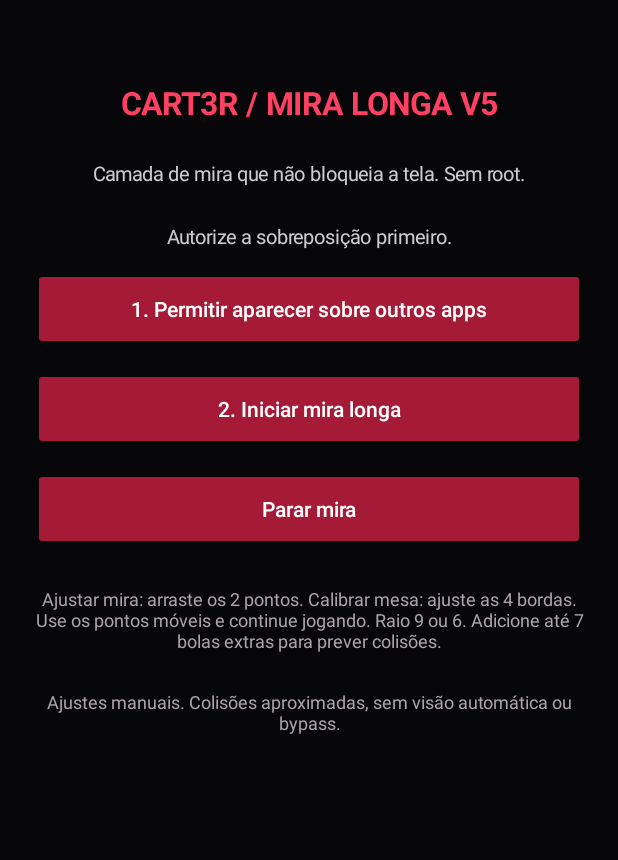
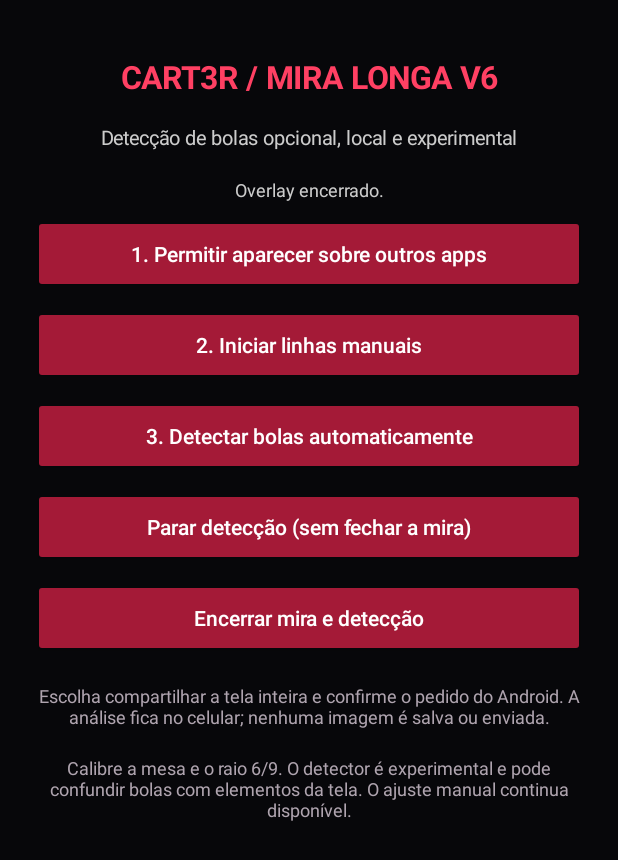
Before and after one commit to oryxsuport-beep/CART3R-MiraLonga-Android, an Android app: the screen it shows after launch (MainActivity), after a tap on "1. Permitir aparecer sobre outros apps", on a phone screen of 412 x 824 dp. Shown: the top 860 px of the screen. Run offline under Robolectric (Android 15) with nearby library versions, the phone set to English and light mode, and no system bars; 2 other taps on this screen came first.

Commit message:
feat(ui): explicit Android screen-capture consent and manual/auto controls

```diff
--- a/app/src/main/java/com/cart3r/aimlinedemo/MainActivity.kt
+++ b/app/src/main/java/com/cart3r/aimlinedemo/MainActivity.kt
@@ -1,11 +1,15 @@
 package com.cart3r.aimlinedemo
 
 import android.app.Activity
+import android.content.Context
 import android.content.Intent
 import android.content.res.ColorStateList
 import android.graphics.Color
 import android.graphics.Typeface
+import android.media.projection.MediaProjectionConfig
+import android.media.projection.MediaProjectionManager
 import android.net.Uri
+import android.os.Build
 import android.os.Bundle
 import android.provider.Settings
 import android.view.Gravity
@@ -13,69 +17,120 @@ import android.widget.Button
 import android.widget.LinearLayout
 import android.widget.TextView
 
-class MainActivity : Activity() {
-    private lateinit var status: TextView
-    override fun onCreate(savedInstanceState: Bundle?) {
+class MainActivity:Activity(){
+    companion object{
+        const val ACTION_REQUEST_CAPTURE="com.cart3r.aimlinedemo.REQUEST_CAPTURE"
+        private const val REQUEST_SCREEN_CAPTURE=3917
+    }
+    private lateinit var status:TextView
+
+    override fun onCreate(savedInstanceState:Bundle?){
         super.onCreate(savedInstanceState)
-        val layout = LinearLayout(this).apply {
-            orientation = LinearLayout.VERTICAL
-            gravity = Gravity.CENTER_HORIZONTAL
-            setPadding(dp(22), dp(42), dp(22), dp(24))
+        val layout=LinearLayout(this).apply{
+            orientation=LinearLayout.VERTICAL
+            gravity=Gravity.CENTER_HORIZONTAL
+            setPadding(dp(22),dp(28),dp(22),dp(20))
             setBackgroundColor(Color.rgb(7,7,10))
         }
-        fun label(text: String, size: Float, color: Int, bold: Boolean = false): TextView =
-            TextView(this).apply {
-                this.text = text
-                textSize = size
-                setTextColor(color)
-                gravity = Gravity.CENTER
-                if (bold) setTypeface(Typeface.DEFAULT, Typeface.BOLD)
-                setPadding(0, dp(12), 0, dp(12))
+        fun label(text:String,size:Float,color:Int,bold:Boolean=false)=TextView(this).apply{
+            this.text=text;textSize=size;setTextColor(color)
+            gravity=Gravity.CENTER
+            if(bold)setTypeface(Typeface.DEFAULT,Typeface.BOLD)
+            setPadding(0,dp(9),0,dp(9))
+        }
+        fun button(title:String,onTap:()->Unit){
+            val b=Button(this).apply{
+                text=title;isAllCaps=false;setTextColor(Color.WHITE)
+                backgroundTintList=ColorStateList.valueOf(Color.rgb(164,26,55))
+                setOnClickListener{onTap()}
             }
-        fun button(title: String, onTap: () -> Unit) {
-            val b = Button(this).apply {
-                text = title
-                isAllCaps = false
-                setTextColor(Color.WHITE)
-                backgroundTintList = ColorStateList.valueOf(Color.rgb(164,26,55))
-                setOnClickListener { onTap() }
-            }
-            layout.addView(b, LinearLayout.LayoutParams(-1,dp(55)).apply { bottomMargin = dp(12) })
+            layout.addView(b,LinearLayout.LayoutParams(-1,dp(52)).apply{
+                bottomMargin=dp(9)
+            })
         }
-        layout.addView(label("CART3R / MIRA LONGA V5", 21f, Color.rgb(255,64,99), true))
-        layout.addView(label("Camada de mira que não bloqueia a tela. Sem root.", 13f, Color.LTGRAY))
-        status = label("Verificando permissão...", 13f, Color.LTGRAY)
+        layout.addView(label("CART3R / MIRA LONGA V6",21f,Color.rgb(255,64,99),true))
+        layout.addView(label("Detecção de bolas opcional, local e experimental",13f,Color.LTGRAY))
+        status=label("Verificando permissão...",12f,Color.LTGRAY)
         layout.addView(status)
-        button("1. Permitir aparecer sobre outros apps") {
-            if (!Settings.canDrawOverlays(this))
-                startActivity(Intent(Settings.ACTION_MANAGE_OVERLAY_PERMISSION, Uri.parse("package:$packageName")))
-            else refreshStatus()
+        button("1. Permitir aparecer sobre outros apps"){
+            if(!Settings.canDrawOverlays(this)){
+                startActivity(Intent(Settings.ACTION_MANAGE_OVERLAY_PERMISSION,
+                    Uri.parse("package:$packageName")))
+            }else refreshStatus()
         }
-        button("2. Iniciar mira longa") {
-            if (!Settings.canDrawOverlays(this)) status.text = "Autorize a sobreposição primeiro."
-            else {
-                startForegroundService(Intent(this, AimOverlayService::class.java))
-                status.text = "Sobreposição iniciada. Abra seu aplicativo para praticar."
+        button("2. Iniciar linhas manuais"){
+            if(!Settings.canDrawOverlays(this))status.text="Autorize a sobreposição primeiro."
+            else{
+                startForegroundService(Intent(this,AimOverlayService::class.java))
+                status.text="Overlay iniciado. Abra seu jogo."
             }
         }
-        button("Parar mira") {
-            stopService(Intent(this, AimOverlayService::class.java))
-            status.text = "Sobreposição encerrada."
+        button("3. Detectar bolas automaticamente"){
+            requestCapture()
+        }
+        button("Parar detecção (sem fechar a mira)"){
+            startService(Intent(this,AimOverlayService::class.java).apply{
+                action=AimOverlayService.ACTION_STOP_AUTO
+            })
+            status.text="Detecção interrompida."
+        }
+        button("Encerrar mira e detecção"){
+            stopService(Intent(this,AimOverlayService::class.java))
+            status.text="Overlay encerrado."
         }
         layout.addView(label(
-            "Ajustar mira: arraste os 2 pontos. Calibrar mesa: ajuste as 4 bordas. " +
-            "Use os pontos móveis e continue jogando. Raio 9 ou 6. Adicione até 7 bolas extras para prever colisões.",
-            12f, Color.rgb(170,163,170)
+            "Escolha compartilhar a tela inteira e confirme o pedido do Android. " +
+            "A análise fica no celular; nenhuma imagem é salva ou enviada.",
+            12f,Color.rgb(175,164,175)
         ))
         layout.addView(label(
-            "Ajustes manuais. Colisões aproximadas, sem visão automática ou bypass.",
-            12f, Color.rgb(170,163,170)
+            "Calibre a mesa e o raio 6/9. O detector é experimental e pode " +
+            "confundir bolas com elementos da tela. O ajuste manual continua disponível.",
+            12f,Color.rgb(175,164,175)
         ))
         setContentView(layout)
+        if(intent?.action==ACTION_REQUEST_CAPTURE)requestCapture()
     }
-    override fun onResume() { super.onResume(); if (::status.isInitialized) refreshStatus() }
-    private fun refreshStatus() {
-        status.text = if (Settings.canDrawOverlays(this)) "Sobreposição autorizada" else "Permissão pendente"
+    override fun onNewIntent(intent:Intent){
+        super.onNewIntent(intent)
+        setIntent(intent)
+        if(intent.action==ACTION_REQUEST_CAPTURE)requestCapture()
     }
-    private fun dp(px: Int) = (px * resources.displayMetrics.density).toInt()
+    private fun requestCapture(){
+        if(!Settings.canDrawOverlays(this)){
+            status.text="Autorize primeiro a sobreposição."
+            return
+        }
+        val manager=getSystemService(Context.MEDIA_PROJECTION_SERVICE) as MediaProjectionManager
+        val request=if(Build.VERSION.SDK_INT>=34){
+            manager.createScreenCaptureIntent(
+                MediaProjectionConfig.createConfigForDefaultDisplay())
+        }else manager.createScreenCaptureIntent()
+        @Suppress("DEPRECATION")
+        startActivityForResult(request,REQUEST_SCREEN_CAPTURE)
+    }
+    @Deprecated("Android legacy activity result callback")
+    override fun onActivityResult(requestCode:Int,resultCode:Int,data:Intent?){
+        super.onActivityResult(requestCode,resultCode,data)
+        if(requestCode!=REQUEST_SCREEN_CAPTURE)return
+        if(resultCode!=RESULT_OK||data==null){
+            status.text="Permissão de captura não concedida."
+            return
+        }
+        startForegroundService(Intent(this,AimOverlayService::class.java).apply{
+            action=AimOverlayService.ACTION_START_AUTO
+            putExtra(AimOverlayService.EXTRA_RESULT_CODE,resultCode)
+            putExtra(AimOverlayService.EXTRA_RESULT_DATA,data)
+        })
+        status.text="Detecção iniciada com autorização. Volte à mesa."
+    }
+    override fun onResume(){
+        super.onResume()
+        if(::status.isInitialized)refreshStatus()
+    }
+    private fun refreshStatus(){
+        status.text=if(Settings.canDrawOverlays(this))"Sobreposição autorizada"
+            else "Permissão da sobreposição pendente"
+    }
+    private fun dp(px:Int)=(px*resources.displayMetrics.density).toInt()
 }
```
